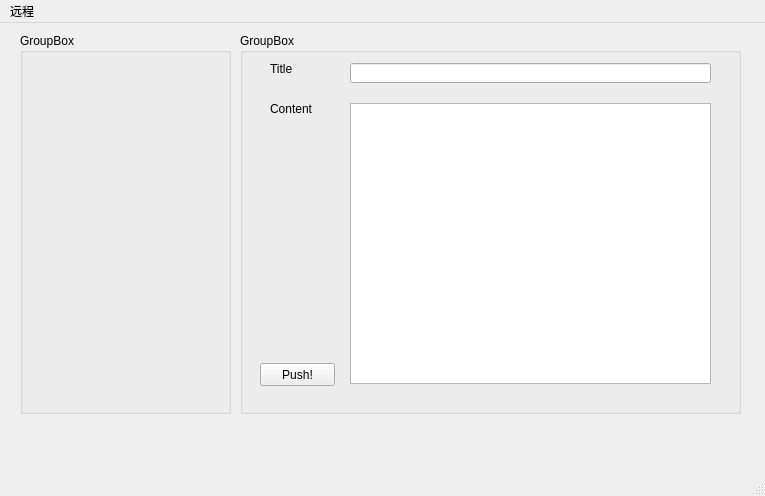
Before: the Qt Designer form mainwindow.ui in wattlebird/BlogClient, drawn with Qt 5.
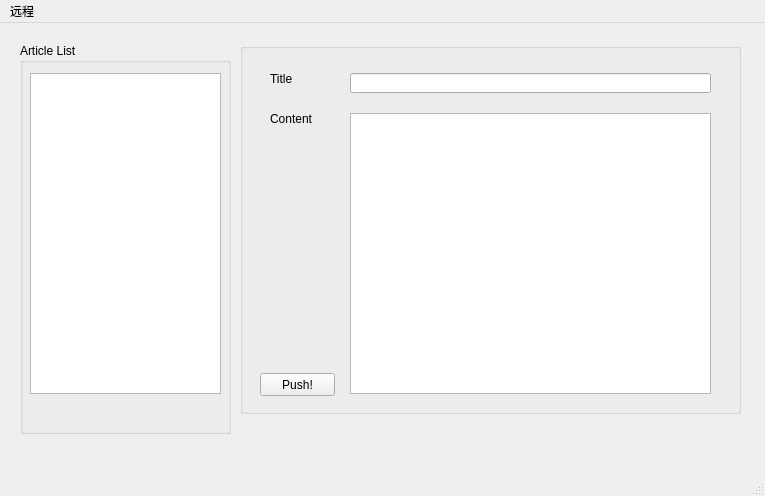
After: the same form once the commit is applied.

What changed in the file:
```diff
--- a/mainwindow.ui
+++ b/mainwindow.ui
@@ -18,26 +18,36 @@
     <property name="geometry">
      <rect>
       <x>20</x>
-      <y>10</y>
+      <y>20</y>
       <width>211</width>
-      <height>381</height>
+      <height>391</height>
      </rect>
     </property>
     <property name="title">
-     <string>GroupBox</string>
+     <string>Article List</string>
     </property>
+    <widget class="QListWidget" name="listWidget">
+     <property name="geometry">
+      <rect>
+       <x>10</x>
+       <y>30</y>
+       <width>191</width>
+       <height>321</height>
+      </rect>
+     </property>
+    </widget>
    </widget>
    <widget class="QGroupBox" name="groupBox_2">
     <property name="geometry">
      <rect>
       <x>240</x>
-      <y>10</y>
+      <y>20</y>
       <width>501</width>
-      <height>381</height>
+      <height>371</height>
      </rect>
     </property>
     <property name="title">
-     <string>GroupBox</string>
+     <string/>
     </property>
     <widget class="QLabel" name="label">
      <property name="geometry">
```
Left out of the diff: 54 changed lines with no effect on the pictures.
